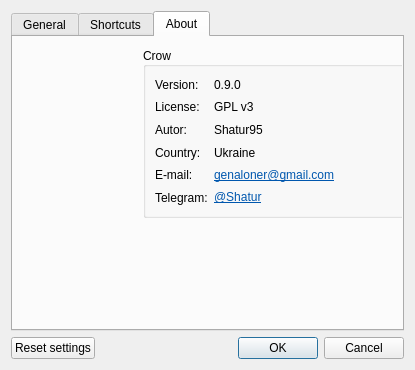
Qt form src/settingsdialog.ui (crow-translate/crow-translate) before a commit.
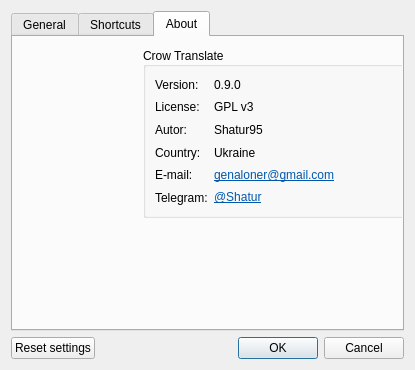
The same form after that commit. The open tabs and pages were chosen to show the change. Icons and pictures are not drawn.

Commit message: Rename to Crow Translate

```diff
--- a/src/settingsdialog.ui
+++ b/src/settingsdialog.ui
@@ -308,7 +308,7 @@
         <string notr="true"/>
        </property>
        <property name="title">
-        <string notr="true">Crow</string>
+        <string notr="true">Crow Translate</string>
        </property>
        <property name="alignment">
         <set>Qt::AlignLeading|Qt::AlignLeft|Qt::AlignVCenter</set>
```
The commit also changes 30 other files.
